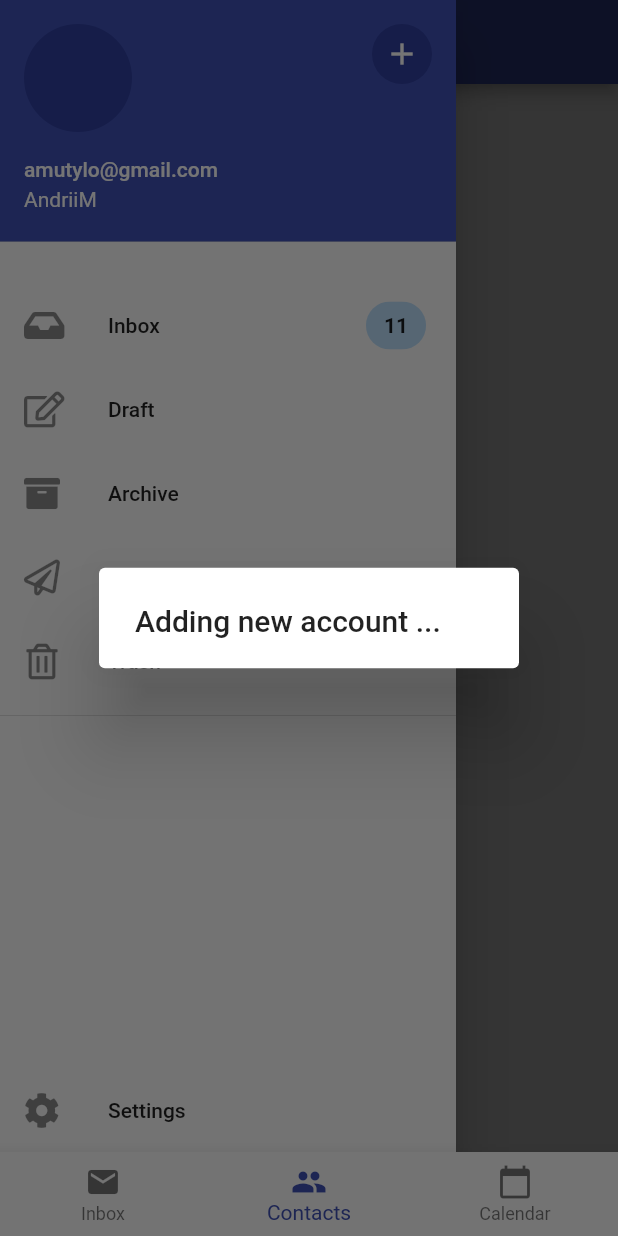
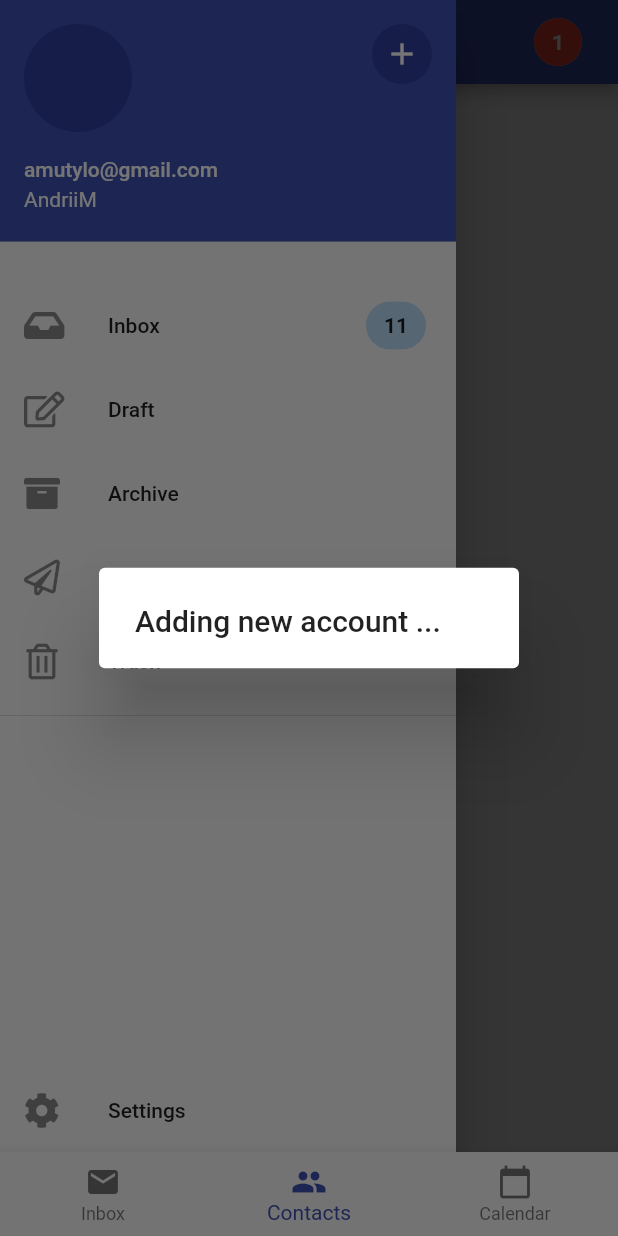
Before and after one commit to amutylo/emailapp, a Flutter app: the screen it shows after launch, item 2 of the bottom bar chosen, in the side drawer, after a tap on the "add" icon, on a phone screen of 412 x 824 dp. Run offline on Flutter 3.47's test engine with Material 2 defaults, Android fonts, the phone set to English and light mode, and no system bars; our stand-ins replace flutter_slidable, font_awesome_flutter; generated files the repository leaves out were written again; network calls fail.

Commit message:
Added contacts page as Stream

```diff
--- /dev/null
+++ b/lib/ContactManager.dart
@@ -0,0 +1,20 @@
+import 'dart:async';
+
+List<String> CONTACTS = ["User 1", "User 2", "User 3", "User 4"];
+
+class ContactManager {
+  Stream<List<String>> get contactListNow async* {
+    for (var i = 0; i < CONTACTS.length; i++) {
+      await Future.delayed(Duration(seconds: 2));
+      yield CONTACTS.sublist(0, i + 1);
+    }
+  }
+
+  final StreamController<int> _contactCounter = StreamController<int>();
+
+  Stream<int> get contactCounter => _contactCounter.stream;
+
+  ContactManager() {
+    contactListNow.listen((list) => _contactCounter.add(list.length));
+  }
+}
--- a/lib/ContactsScreen.dart
+++ b/lib/ContactsScreen.dart
@@ -1,8 +1,9 @@
 import 'package:emailapp/AppDrawer.dart';
+import 'package:emailapp/ContactManager.dart';
 import 'package:flutter/material.dart';
 
 class ContactsScreen extends StatelessWidget {
-
+  ContactManager manager = ContactManager();
   @override
 
   Widget build (BuildContext context) {
@@ -10,10 +11,43 @@ class ContactsScreen extends StatelessWidget {
     return Scaffold(
           appBar: AppBar(
             title: Text("Contacts"),
+            actions: <Widget>[
+              Chip(
+                label: StreamBuilder<int>(
+                  stream: manager.contactCounter,
+                  builder: (context, snapshot) {
+                    return Text(
+                      (snapshot.data?? 0).toString(),
+                      style: TextStyle(
+                        color: Colors.white,
+                        fontWeight: FontWeight.bold
+                      ),
+                    );
+                  }
+                ),
+                backgroundColor: Colors.red,
+              ),
+              Padding(
+                padding: EdgeInsets.only(right: 16)
+              )
+            ]
           ),
           drawer: AppDrawer(),
-          body: Center(
-            child: Text("Contacts")
+          body: StreamBuilder<List<String>>(
+            stream: manager.contactListNow,
+            builder: (context, snapshot) {
+              List<String> contacts = snapshot.data;
+              int contactsLength = (contacts != null) ? contacts.length : 0;
+              return ListView.separated(
+                itemCount: contactsLength,
+                itemBuilder: (BuildContext context, int index) {
+                  return ListTile(
+                    title: Text(contacts[index]),
+                  );
+                },
+                separatorBuilder: (context, index) => Divider(),
+              );
+            }
           ),
     );
   }
```
